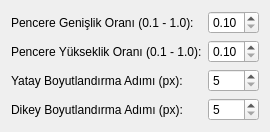
Before: the Qt Designer form contents/ui/config.ui in emirhtek/kCenterWindow, drawn with Qt 5.
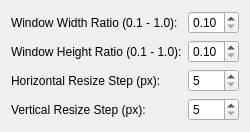
After: the same form once the commit is applied.

What changed in the file:
```diff
--- a/contents/ui/config.ui
+++ b/contents/ui/config.ui
@@ -7,7 +7,7 @@
    <item row="0" column="0">
     <widget class="QLabel" name="label_WIDTH">
      <property name="text">
-      <string>Pencere Genişlik Oranı (0.1 - 1.0):</string>
+      <string>Window Width Ratio (0.1 - 1.0):</string>
      </property>
     </widget>
    </item>
@@ -28,7 +28,7 @@
    <item row="1" column="0">
     <widget class="QLabel" name="label_HEIGHT">
      <property name="text">
-      <string>Pencere Yükseklik Oranı (0.1 - 1.0):</string>
+      <string>Window Height Ratio (0.1 - 1.0):</string>
      </property>
     </widget>
    </item>
@@ -49,7 +49,7 @@
    <item row="2" column="0">
     <widget class="QLabel" name="label_STEP_X">
      <property name="text">
-      <string>Yatay Boyutlandırma Adımı (px):</string>
+      <string>Horizontal Resize Step (px):</string>
      </property>
     </widget>
    </item>
@@ -70,7 +70,7 @@
    <item row="3" column="0">
     <widget class="QLabel" name="label_STEP_Y">
      <property name="text">
-      <string>Dikey Boyutlandırma Adımı (px):</string>
+      <string>Vertical Resize Step (px):</string>
      </property>
     </widget>
    </item>
```
